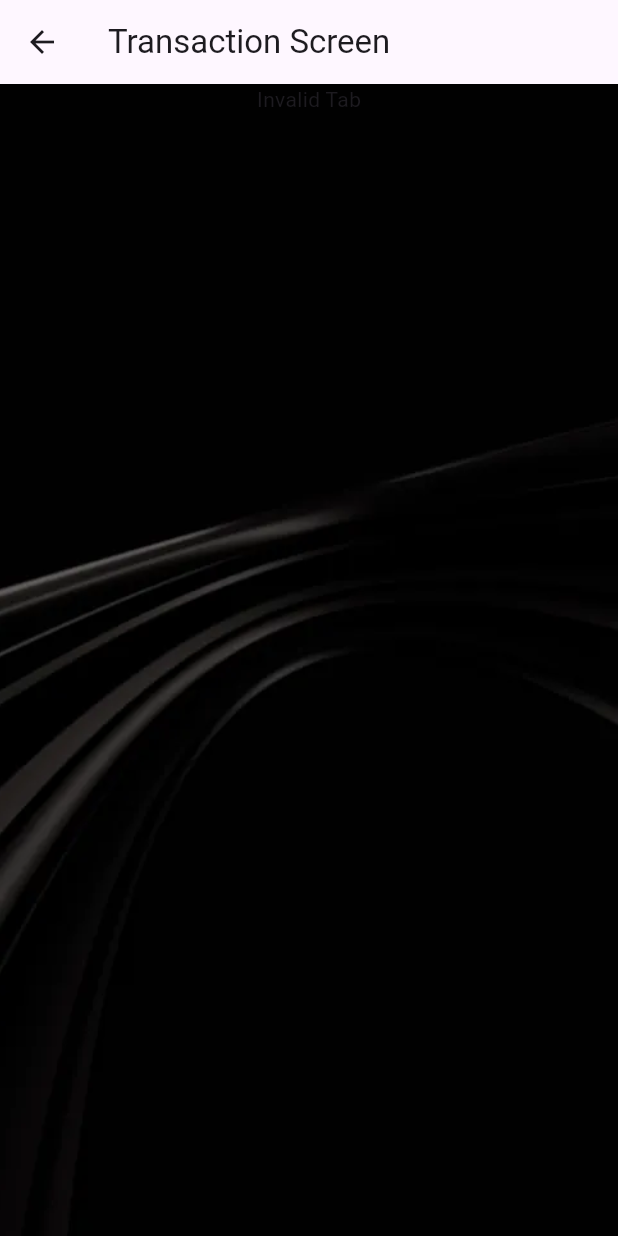
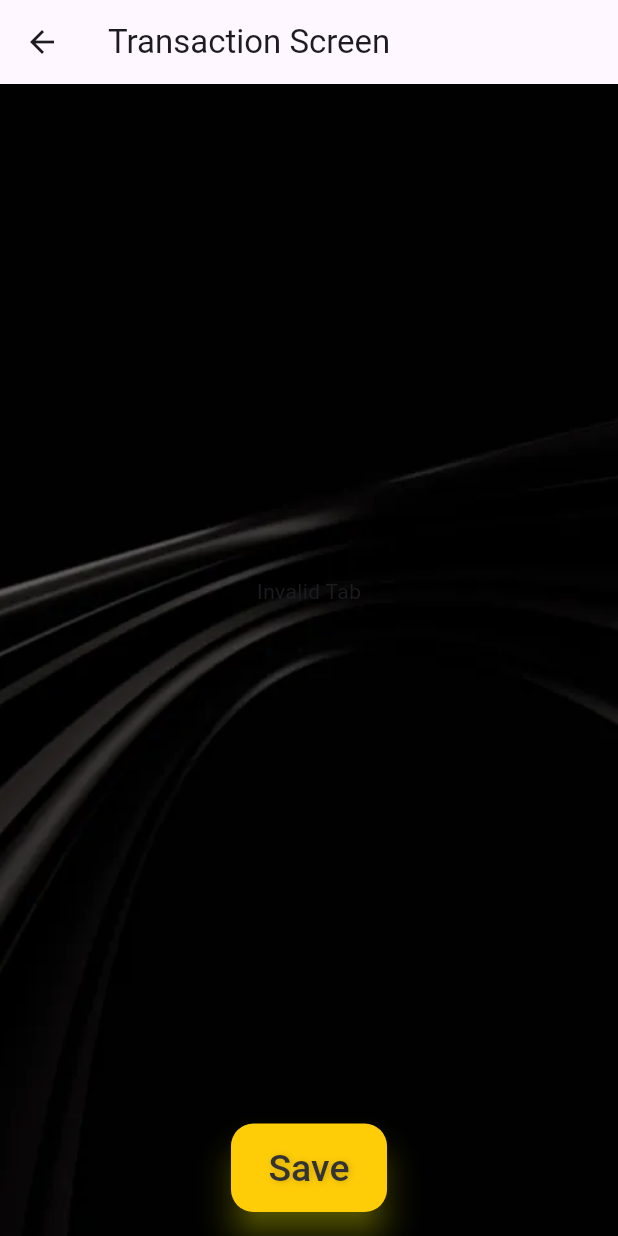
Before and after one commit to Nitheesh-Saravanan/MoneyTracker_v.1, a Flutter app: the TransactionScreen screen opened by its route, on a phone screen of 412 x 824 dp. Run offline on Flutter 3.47's test engine with Material 3 defaults, Android fonts, the phone set to English and light mode, and no system bars; Roboto replaces fonts that are missing (sans-serif Condensed).

Commit message:
basic outline 2

```diff
--- a/money_tracker_v1/lib/theme.dart
+++ b/money_tracker_v1/lib/theme.dart
@@ -1,46 +1,6 @@
 // ignore_for_file: use_super_parameters
 
 import 'package:flutter/material.dart';
-
-class Background extends StatelessWidget {
-  final Widget child;
-
-  const Background({required this.child, Key? key}) : super(key: key);
-
-  @override
-  Widget build(BuildContext context) {
-    return Container(
-      decoration: BoxDecoration(
-        image: DecorationImage(
-          image: AssetImage('assets/BG.jpg'), // Correct path to your background image
-          fit: BoxFit.cover,
-        ),
-      ),
-      child: child,
-    );
-  }
-}
-
-class CustomScaffold extends StatelessWidget {
-  final Widget body;
-  final PreferredSizeWidget? appBar;
-
-  const CustomScaffold({required this.body, this.appBar, Key? key}) : super(key: key);
-
-  @override
-  Widget build(BuildContext context) {
-    return Scaffold(
-      appBar: appBar,
-      body: Stack(
-        children: [
-          Background(child: Container()), // Background image
-          body, // Main content
-        ],
-      ),
-    );
-  }
-}
-
 
 class AppTheme {
   static final ThemeData theme = ThemeData(
--- a/money_tracker_v1/lib/transaction.dart
+++ b/money_tracker_v1/lib/transaction.dart
@@ -25,6 +25,7 @@ class _TransactionScreenState extends State<TransactionScreen> {
         return Padding(
           padding: const EdgeInsets.all(16.0),
           child: Column(
+            mainAxisSize: MainAxisSize.min,
             children: [
               TextField(
                 decoration: InputDecoration(
@@ -39,13 +40,6 @@ class _TransactionScreenState extends State<TransactionScreen> {
                   border: OutlineInputBorder(),
                 ),
               ),
-              SizedBox(height: 16),
-              ElevatedButton(
-                onPressed: () {
-                  Navigator.pushNamed(context, '/login');
-                },
-                child: Text("Save"),
-              ),
             ],
           ),
         );
@@ -53,6 +47,7 @@ class _TransactionScreenState extends State<TransactionScreen> {
         return Padding(
           padding: const EdgeInsets.all(16.0),
           child: Column(
+            mainAxisSize: MainAxisSize.min,
             children: [
               TextField(
                 decoration: InputDecoration(
@@ -67,13 +62,6 @@ class _TransactionScreenState extends State<TransactionScreen> {
                   border: OutlineInputBorder(),
                 ),
               ),
-              SizedBox(height: 16),
-              ElevatedButton(
-                onPressed: () {
-                  Navigator.pushNamed(context, '/login');
-                },
-                child: Text("Save"),
-              ),
             ],
           ),
         );
@@ -81,6 +69,7 @@ class _TransactionScreenState extends State<TransactionScreen> {
         return Padding(
           padding: const EdgeInsets.all(16.0),
           child: Column(
+            mainAxisSize: MainAxisSize.min,
             children: [
               TextField(
                 decoration: InputDecoration(
@@ -95,13 +84,6 @@ class _TransactionScreenState extends State<TransactionScreen> {
                   border: OutlineInputBorder(),
                 ),
               ),
-              SizedBox(height: 16),
-              ElevatedButton(
-                onPressed: () {
-                  Navigator.pushNamed(context, '/login');
-                },
-                child: Text("Save"),
-              ),
             ],
           ),
         );
@@ -109,6 +91,7 @@ class _TransactionScreenState extends State<TransactionScreen> {
         return Padding(
           padding: const EdgeInsets.all(16.0),
           child: Column(
+            mainAxisSize: MainAxisSize.min,
             children: [
               TextField(
                 decoration: InputDecoration(
@@ -123,13 +106,6 @@ class _TransactionScreenState extends State<TransactionScreen> {
                   border: OutlineInputBorder(),
                 ),
               ),
-              SizedBox(height: 16),
-              ElevatedButton(
-                onPressed: () {
-                  Navigator.pushNamed(context, '/login');
-                },
-                child: Text("Save"),
-              ),
             ],
           ),
         );
@@ -140,13 +116,67 @@ class _TransactionScreenState extends State<TransactionScreen> {
 
   @override
   Widget build(BuildContext context) {
-    return CustomScaffold(
+    return Scaffold(
       appBar: AppBar(
         title: Text("Transaction Screen"),
         elevation: 0,
       ),
-      body: SingleChildScrollView(
-        child: _buildTabContent(_currentTab),
+      body: Stack(
+        children: [
+          Container(
+            decoration: BoxDecoration(
+              image: DecorationImage(
+                image: AssetImage('assets/BG.jpg'),
+                fit: BoxFit.cover,
+              ),
+            ),
+          ),
+          Column(
+            mainAxisAlignment: MainAxisAlignment.spaceBetween,
+            children: [
+              Expanded(
+                child: Center(
+                  child: SingleChildScrollView(
+                    child: _buildTabContent(_currentTab),
+                  ),
+                ),
+              ),
+              Padding(
+                padding: const EdgeInsets.all(16.0),
+                child: ElevatedButton(
+                  onPressed: () {
+                    Navigator.pushNamed(context, '/login');
+                  },
+                  style: ElevatedButton.styleFrom(
+                    backgroundColor: const Color.fromARGB(255, 255, 205, 4),
+                    padding: EdgeInsets.symmetric(horizontal: 25, vertical: 15),
+                    elevation: 9,
+                    surfaceTintColor: const Color.fromARGB(255, 255, 207, 33),
+                    shadowColor: const Color.fromARGB(255, 255, 255, 0),
+                    shape: RoundedRectangleBorder(
+                      borderRadius: BorderRadius.circular(15),
+                    ),
+                    enableFeedback: true,
+                    textStyle: TextStyle(
+                      fontSize: 25,
+                      fontFamily: 'sans-serif Condensed',
+                      fontWeight: FontWeight.w500,
+                      shadows: [
+                        Shadow(
+                          color: const Color.fromARGB(49, 0, 0, 0),
+                          offset: Offset(1, 1),
+                          blurRadius: 6,
+                        ),
+                      ],
+                    ),
+                    foregroundColor: const Color.fromARGB(255, 51, 51, 51),
+                  ),
+                  child: Text('Save'),
+                ),
+              ),
+            ],
+          ),
+        ],
       ),
     );
   }
```
Also changed, not shown: money_tracker_v1/lib/dashboard.dart (+38 -11 lines), money_tracker_v1/lib/landing.dart (+14 -4 lines), money_tracker_v1/lib/login.dart (+14 -6 lines), 1 other file.
